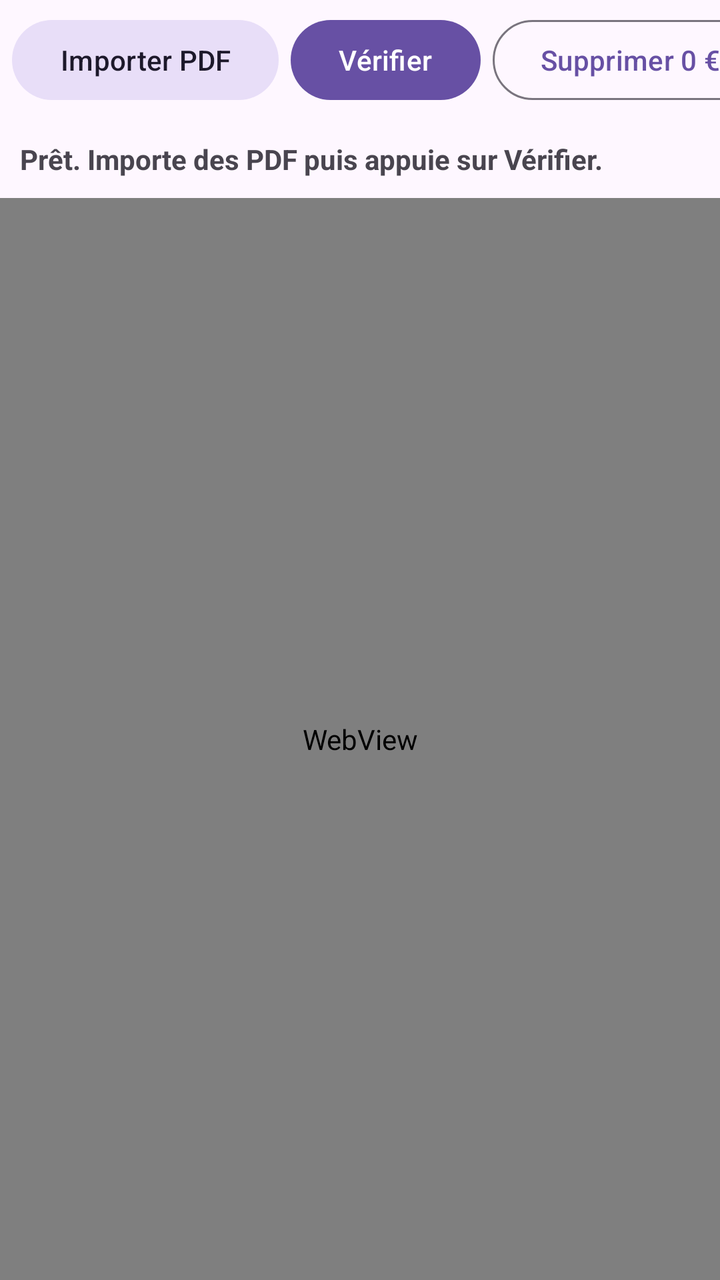
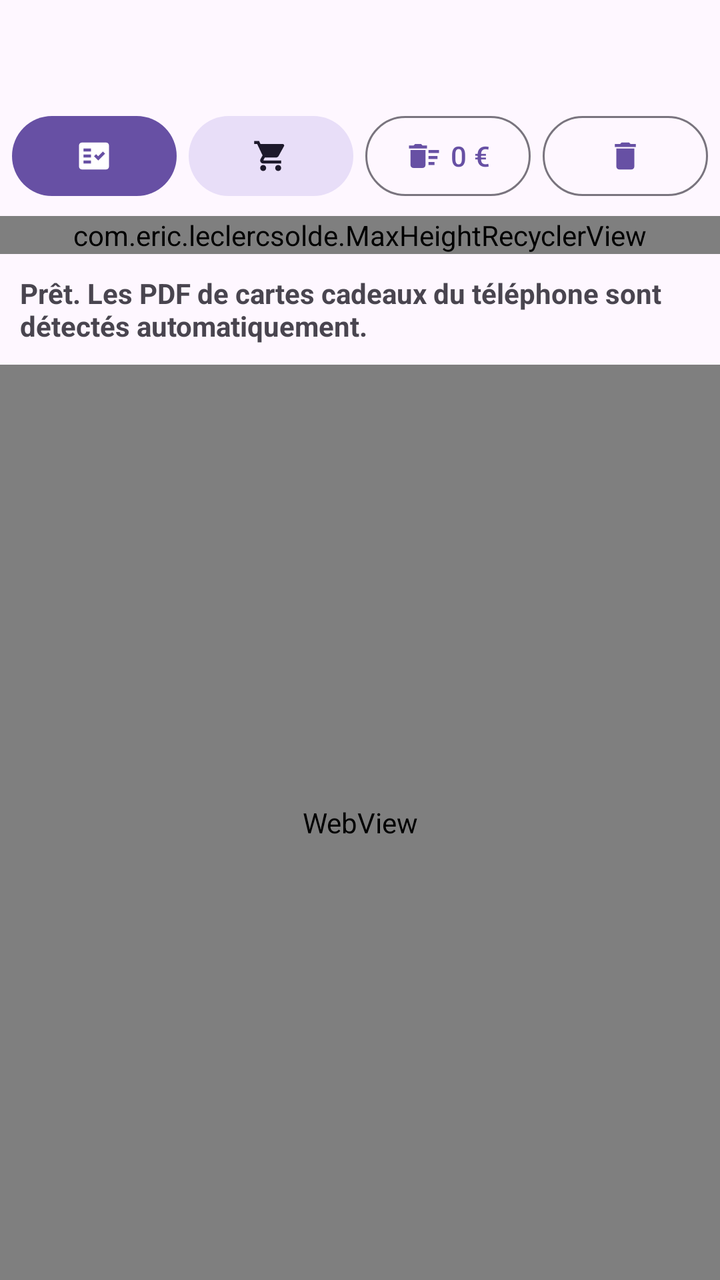

Two renders of the same Android screen: before a commit and after it. Below are the layout's source before the change and the commit's diff.
<!-- AndroidManifest.xml: application theme Theme.Material3.DayNight.NoActionBar -->
<!-- res/layout/activity_main.xml -->
<?xml version="1.0" encoding="utf-8"?>
<LinearLayout xmlns:android="http://schemas.android.com/apk/res/android"
    android:layout_width="match_parent"
    android:layout_height="match_parent"
    android:orientation="vertical">

    <HorizontalScrollView
        android:layout_width="match_parent"
        android:layout_height="wrap_content"
        android:scrollbars="none">

        <LinearLayout
            android:layout_width="wrap_content"
            android:layout_height="wrap_content"
            android:orientation="horizontal"
            android:padding="6dp">

            <Button
                android:id="@+id/btnImport"
                style="@style/Widget.Material3.Button.TonalButton"
                android:layout_width="wrap_content"
                android:layout_height="wrap_content"
                android:text="@string/import_pdf" />

            <Button
                android:id="@+id/btnCheck"
                android:layout_width="wrap_content"
                android:layout_height="wrap_content"
                android:layout_marginStart="6dp"
                android:text="@string/check_selection" />

            <Button
                android:id="@+id/btnDeleteEmpty"
                style="@style/Widget.Material3.Button.OutlinedButton"
                android:layout_width="wrap_content"
                android:layout_height="wrap_content"
                android:layout_marginStart="6dp"
                android:text="@string/delete_empty" />

            <Button
                android:id="@+id/btnDeleteSelection"
                style="@style/Widget.Material3.Button.OutlinedButton"
                android:layout_width="wrap_content"
                android:layout_height="wrap_content"
                android:layout_marginStart="6dp"
                android:text="@string/delete_selection" />
        </LinearLayout>
    </HorizontalScrollView>

    <TextView
        android:id="@+id/banner"
        android:layout_width="match_parent"
        android:layout_height="wrap_content"
        android:padding="10dp"
        android:textStyle="bold"
        android:text="@string/ready" />

    <androidx.recyclerview.widget.RecyclerView
        android:id="@+id/list"
        android:layout_width="match_parent"
        android:layout_height="wrap_content"
        android:background="#11000000" />

    <WebView
        android:id="@+id/web"
        android:layout_width="match_parent"
        android:layout_height="0dp"
        android:layout_weight="1" />
</LinearLayout>
<!-- resources referenced by this layout -->
<resources>
  <string name="check_selection">Vérifier</string>
  <string name="delete_empty">Supprimer 0 €</string>
  <string name="delete_selection">Supprimer sélection</string>
  <string name="import_pdf">Importer PDF</string>
  <string name="ready">Prêt. Importe des PDF puis appuie sur Vérifier.</string>
</resources>

<!-- the commit's change to res/layout/activity_main.xml (unified diff, before → after) -->
@@ -1,51 +1,120 @@
 <?xml version="1.0" encoding="utf-8"?>
 <LinearLayout xmlns:android="http://schemas.android.com/apk/res/android"
+    xmlns:app="http://schemas.android.com/apk/res-auto"
     android:layout_width="match_parent"
     android:layout_height="match_parent"
     android:orientation="vertical">
 
-    <HorizontalScrollView
+    <LinearLayout
+        android:id="@+id/sectionHeader"
         android:layout_width="match_parent"
         android:layout_height="wrap_content"
-        android:scrollbars="none">
+        android:minHeight="48dp"
+        android:background="?attr/selectableItemBackground"
+        android:clickable="true"
+        android:focusable="true"
+        android:gravity="center_vertical"
+        android:orientation="horizontal"
+        android:paddingHorizontal="12dp">
+
+        <TextView
+            android:id="@+id/sectionCount"
+            android:layout_width="0dp"
+            android:layout_height="wrap_content"
+            android:layout_weight="1"
+            android:textStyle="bold" />
+
+        <TextView
+            android:id="@+id/sectionToggle"
+            android:layout_width="wrap_content"
+            android:layout_height="wrap_content"
+            android:textColor="?attr/colorPrimary"
+            android:textStyle="bold" />
+    </LinearLayout>
+
+    <Button
+        android:id="@+id/btnAccess"
+        android:layout_width="match_parent"
+        android:layout_height="wrap_content"
+        android:layout_marginHorizontal="6dp"
+        android:text="@string/grant_access"
+        android:visibility="gone" />
+
+    <LinearLayout
+        android:id="@+id/section"
+        android:layout_width="match_parent"
+        android:layout_height="wrap_content"
+        android:orientation="vertical">
 
         <LinearLayout
-            android:layout_width="wrap_content"
+            android:layout_width="match_parent"
             android:layout_height="wrap_content"
             android:orientation="horizontal"
             android:padding="6dp">
 
-            <Button
-                android:id="@+id/btnImport"
+            <com.google.android.material.button.MaterialButton
+                android:id="@+id/btnCheck"
+                android:layout_width="0dp"
+                android:layout_height="wrap_content"
+                android:layout_weight="1"
+                android:paddingHorizontal="8dp"
+                android:contentDescription="@string/check_selection"
+                android:tooltipText="@string/check_selection"
+                app:icon="@drawable/ic_check"
+                app:iconGravity="textStart"
+                app:iconPadding="0dp" />
+
+            <com.google.android.material.button.MaterialButton
+                android:id="@+id/btnBuy"
                 style="@style/Widget.Material3.Button.TonalButton"
-                android:layout_width="wrap_content"
-                android:layout_height="wrap_content"
-                android:text="@string/import_pdf" />
-
-            <Button
-                android:id="@+id/btnCheck"
-                android:layout_width="wrap_content"
+                android:layout_width="0dp"
                 android:layout_height="wrap_content"
                 android:layout_marginStart="6dp"
-                android:text="@string/check_selection" />
+                android:layout_weight="1"
+                android:paddingHorizontal="8dp"
+                android:contentDescription="@string/buy_card"
+                android:tooltipText="@string/buy_card"
+                app:icon="@drawable/ic_buy"
+                app:iconGravity="textStart"
+                app:iconPadding="0dp" />
 
-            <Button
+            <com.google.android.material.button.MaterialButton
                 android:id="@+id/btnDeleteEmpty"
                 style="@style/Widget.Material3.Button.OutlinedButton"
-                android:layout_width="wrap_content"
+                android:layout_width="0dp"
                 android:layout_height="wrap_content"
                 android:layout_marginStart="6dp"
-                android:text="@string/delete_empty" />
+                android:layout_weight="1"
+                android:paddingHorizontal="8dp"
+                android:contentDescription="@string/delete_empty"
+                android:tooltipText="@string/delete_empty"
+                android:maxLines="1"
+                android:text="@string/zero_balance"
+                app:icon="@drawable/ic_delete_empty"
+                app:iconGravity="textStart"
+                app:iconPadding="4dp" />
 
-            <Button
+            <com.google.android.material.button.MaterialButton
                 android:id="@+id/btnDeleteSelection"
                 style="@style/Widget.Material3.Button.OutlinedButton"
-                android:layout_width="wrap_content"
+                android:layout_width="0dp"
                 android:layout_height="wrap_content"
                 android:layout_marginStart="6dp"
-                android:text="@string/delete_selection" />
+                android:layout_weight="1"
+                android:paddingHorizontal="8dp"
+                android:contentDescription="@string/delete_selection"
+                android:tooltipText="@string/delete_selection"
+                app:icon="@drawable/ic_delete_selection"
+                app:iconGravity="textStart"
+                app:iconPadding="0dp" />
         </LinearLayout>
-    </HorizontalScrollView>
+
+        <com.eric.leclercsolde.MaxHeightRecyclerView
+            android:id="@+id/list"
+            android:layout_width="match_parent"
+            android:layout_height="wrap_content"
+            android:background="#11000000" />
+    </LinearLayout>
 
     <TextView
         android:id="@+id/banner"
@@ -55,12 +124,6 @@
         android:textStyle="bold"
         android:text="@string/ready" />
 
-    <androidx.recyclerview.widget.RecyclerView
-        android:id="@+id/list"
-        android:layout_width="match_parent"
-        android:layout_height="wrap_content"
-        android:background="#11000000" />
-
     <WebView
         android:id="@+id/web"
         android:layout_width="match_parent"
<!-- resource entries referenced after the edit -->
@@ -1,9 +1,57 @@
 <!-- resources referenced by this layout -->
 <resources>
-  <string name="check_selection">Vérifier</string>
-  <string name="delete_empty">Supprimer 0 €</string>
-  <string name="delete_selection">Supprimer sélection</string>
-  <string name="import_pdf">Importer PDF</string>
-  <string name="ready">Prêt. Importe des PDF puis appuie sur Vérifier.</string>
+  <!-- drawable ic_buy (drawable) -->
+  <vector xmlns:android="http://schemas.android.com/apk/res/android"
+      android:width="24dp"
+      android:height="24dp"
+      android:viewportWidth="24"
+      android:viewportHeight="24"
+      android:tint="?attr/colorControlNormal">
+    <path
+        android:fillColor="@android:color/white"
+        android:pathData="M7,18c-1.1,0 -1.99,0.9 -1.99,2S5.9,22 7,22s2,-0.9 2,-2 -0.9,-2 -2,-2zM1,2v2h2l3.6,7.59 -1.35,2.45c-0.16,0.28 -0.25,0.61 -0.25,0.96 0,1.1 0.9,2 2,2h12v-2L7.42,15c-0.14,0 -0.25,-0.11 -0.25,-0.25l0.03,-0.12 0.9,-1.63h7.45c0.75,0 1.41,-0.41 1.75,-1.03l3.58,-6.49c0.08,-0.14 0.12,-0.31 0.12,-0.48 0,-0.55 -0.45,-1 -1,-1L5.21,4l-0.94,-2L1,2zM17,18c-1.1,0 -1.99,0.9 -1.99,2s0.89,2 1.99,2 2,-0.9 2,-2 -0.9,-2 -2,-2z"/>
+  </vector>
+  <!-- drawable ic_check (drawable) -->
+  <vector xmlns:android="http://schemas.android.com/apk/res/android"
+      android:width="24dp"
+      android:height="24dp"
+      android:viewportWidth="24"
+      android:viewportHeight="24"
+      android:tint="?attr/colorControlNormal"
+      android:autoMirrored="true">
+    <path
+        android:fillColor="@android:color/white"
+        android:pathData="M20,3H4C2.9,3 2,3.9 2,5v14c0,1.1 0.9,2 2,2h16c1.1,0 2,-0.9 2,-2V5C22,3.9 21.1,3 20,3zM10,17H5v-2h5V17zM10,13H5v-2h5V13zM10,9H5V7h5V9zM14.82,15L12,12.16l1.41,-1.41l1.41,1.42L17.99,9l1.42,1.42L14.82,15z"
+        android:fillType="evenOdd"/>
+  </vector>
+  <!-- drawable ic_delete_empty (drawable) -->
+  <vector xmlns:android="http://schemas.android.com/apk/res/android"
+      android:width="24dp"
+      android:height="24dp"
+      android:viewportWidth="24"
+      android:viewportHeight="24"
+      android:tint="?attr/colorControlNormal">
+    <path
+        android:fillColor="@android:color/white"
+        android:pathData="M15,16h4v2h-4zM15,8h7v2h-7zM15,12h6v2h-6zM3,18c0,1.1 0.9,2 2,2h6c1.1,0 2,-0.9 2,-2L13,8L3,8v10zM14,5h-3l-1,-1L6,4L5,5L2,5v2h12z"/>
+  </vector>
+  <!-- drawable ic_delete_selection (drawable) -->
+  <vector xmlns:android="http://schemas.android.com/apk/res/android"
+      android:width="24dp"
+      android:height="24dp"
+      android:viewportWidth="24"
+      android:viewportHeight="24"
+      android:tint="?attr/colorControlNormal">
+    <path
+        android:fillColor="@android:color/white"
+        android:pathData="M6,19c0,1.1 0.9,2 2,2h8c1.1,0 2,-0.9 2,-2V7H6v12zM19,4h-3.5l-1,-1h-5l-1,1H5v2h14V4z"/>
+  </vector>
+  <string name="buy_card">Acheter une carte</string>
+  <string name="check_selection">Vérifier les cartes sélectionnées</string>
+  <string name="delete_empty">Supprimer les cartes à 0 €</string>
+  <string name="delete_selection">Supprimer la sélection</string>
+  <string name="grant_access">Autoriser l\'accès aux fichiers pour détecter les PDF</string>
+  <string name="ready">Prêt. Les PDF de cartes cadeaux du téléphone sont détectés automatiquement.</string>
+  <string name="zero_balance">0 €</string>
 </resources>
 
